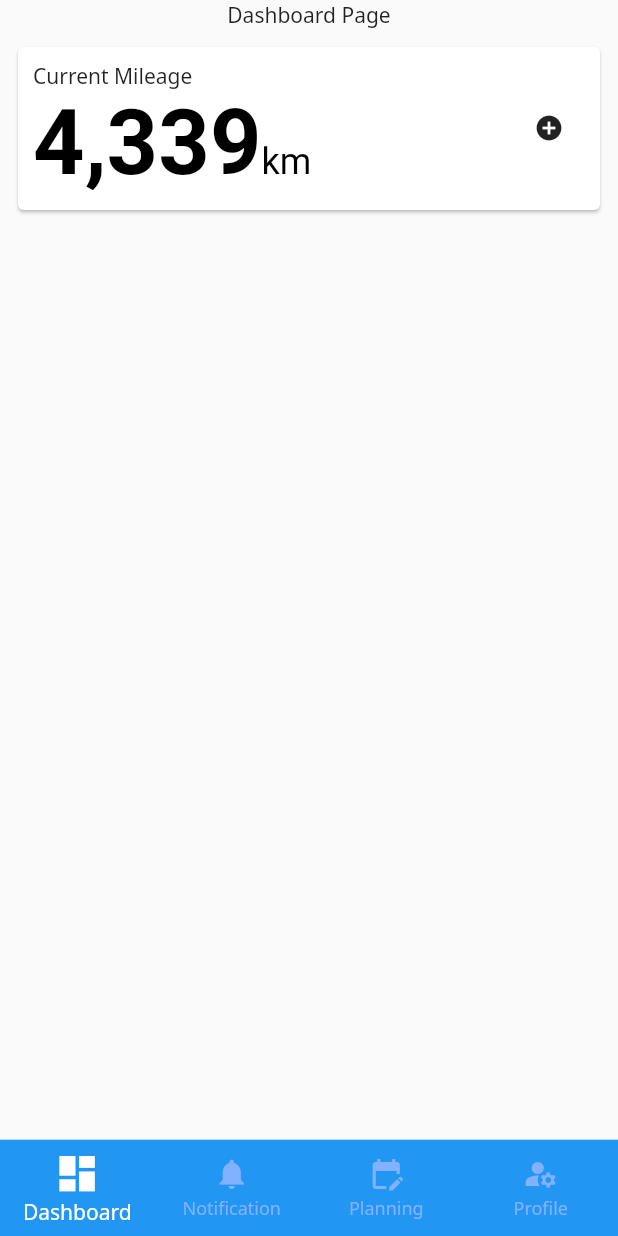
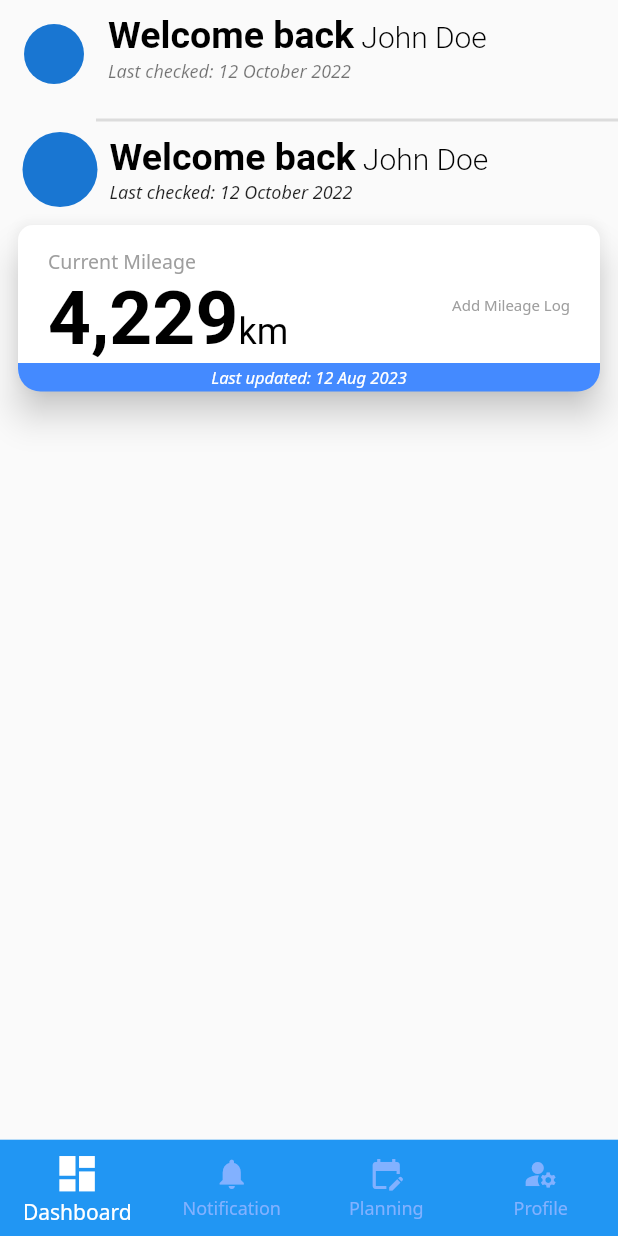
Before and after one commit to anasrul03/bike-care, a Flutter app: the screen it shows after launch, on a phone screen of 412 x 824 dp. Run offline on Flutter 3.47's test engine with Material 2 defaults, Android fonts, the phone set to English and light mode, and no system bars; our stand-ins replace bloc, equatable, flutter_bloc, go_router.

Commit message:
save commit

```diff
--- a/lib/src/config/presentation/utils/constants/strings.dart
+++ b/lib/src/config/presentation/utils/constants/strings.dart
@@ -8,5 +8,8 @@ const List<String> bottomNavigationBarItemsLabel = [
   'Profile'
 ];
 
+/// [DashboardPage] labelling strings
+const String greetingMessage = 'Welcome back';
+
 /// [MileageTrackingCard] labelling strings
 const String currentMileage = 'Current Mileage';
--- a/lib/src/config/presentation/views/bottom_navigation_bar_place_holder.dart
+++ b/lib/src/config/presentation/views/bottom_navigation_bar_place_holder.dart
@@ -80,6 +80,13 @@ class _BottomNavigationBarPlaceHolderState
         buildWhen: (previous, current) =>
             previous.bottomNavBarIndex != current.bottomNavBarIndex,
         builder: (context, state) {
+          return _buildBottomNavigationBar(
+              state, context, bottomNavigationItems, mContext);
+        },
+      );
+
+  Widget _buildBottomNavigationBar(RoutingState state, BuildContext context,
+      List<BottomNavigationBarRoute> bottomNavigationItems, mContext) {
     return BottomNavigationBar(
       onTap: (value) async {
         if (state.bottomNavBarIndex != value) {
@@ -101,6 +108,5 @@ class _BottomNavigationBarPlaceHolderState
       currentIndex: state.bottomNavBarIndex,
       type: BottomNavigationBarType.fixed,
     );
-        },
-      );
   }
+}
--- a/lib/src/config/presentation/views/dashboard_page.dart
+++ b/lib/src/config/presentation/views/dashboard_page.dart
@@ -1,3 +1,4 @@
+import 'package:bikecare/src/config/presentation/utils/constants/strings.dart';
 import 'package:bikecare/src/config/presentation/widgets/mileage_tracker_card.dart';
 import 'package:flutter/material.dart';
 
@@ -11,16 +12,84 @@ class DashboardPage extends StatefulWidget {
 class _DashboardPageState extends State<DashboardPage> {
   @override
   Widget build(BuildContext context) {
-    return const SafeArea(
+    return SafeArea(
       child: SingleChildScrollView(
         child: Column(
           mainAxisAlignment: MainAxisAlignment.center,
           children: <Widget>[
-            Text("Dashboard Page"),
-            MileageTrackingCard(),
+            ListTile(
+              minVerticalPadding: 0,
+              leading: CircleAvatar(),
+              title: _buildGreetingUser(),
+              subtitle: const Text(
+                'Last checked: 12 October 2022',
+                style: TextStyle(fontSize: 12, fontStyle: FontStyle.italic),
+              ),
+            ),
+            Divider(
+              indent: 64,
+              thickness: 2,
+            ),
+            _buildProfileWidget(),
+            const MileageTrackingCard(mileage: 4229),
           ],
         ),
       ),
     );
   }
+
+// TODO: add user's name after the Welcome message
+  Widget _buildProfileWidget() {
+    return Padding(
+      padding: EdgeInsets.symmetric(horizontal: 15.0),
+      child: Row(
+        mainAxisAlignment: MainAxisAlignment.start,
+        mainAxisSize: MainAxisSize.max,
+        children: [
+          CircleAvatar(
+            radius: 25,
+          ),
+          Padding(
+            padding: EdgeInsets.symmetric(horizontal: 8.0),
+            child: Column(
+              crossAxisAlignment: CrossAxisAlignment.start,
+              mainAxisAlignment: MainAxisAlignment.center,
+              children: [
+                _buildGreetingUser(),
+                const Text(
+                  'Last checked: 12 October 2022',
+                  style: TextStyle(fontSize: 12, fontStyle: FontStyle.italic),
+                )
+              ],
+            ),
+          )
+        ],
+      ),
+    );
+  }
+
+  Widget _buildGreetingUser() {
+    return RichText(
+      text: const TextSpan(
+        children: <TextSpan>[
+          TextSpan(
+            text: greetingMessage,
+            style: TextStyle(
+              color: Colors.black,
+              fontSize: 25,
+              fontWeight: FontWeight.w700,
+            ),
+          ),
+          TextSpan(
+            text: ' John Doe',
+            style: TextStyle(
+              color: Colors.black,
+              fontSize: 20,
+              fontWeight: FontWeight.w300,
+            ),
+          ),
+        ],
+      ),
+    );
+  }
 }
--- a/lib/src/config/presentation/widgets/mileage_tracker_card.dart
+++ b/lib/src/config/presentation/widgets/mileage_tracker_card.dart
@@ -1,50 +1,95 @@
 import 'package:bikecare/src/config/presentation/utils/constants/strings.dart';
 import 'package:flutter/material.dart';
+import 'package:intl/intl.dart';
 
 class MileageTrackingCard extends StatelessWidget {
-  const MileageTrackingCard({super.key});
+  final int mileage;
+  const MileageTrackingCard({super.key, required this.mileage});
 
   @override
   Widget build(BuildContext context) {
     return Container(
       margin: const EdgeInsets.all(8.0),
-      child: Card(
+      child: Stack(
+        alignment: Alignment.bottomCenter,
+        children: [
+          _buildCard(),
+          _buildLastUpdateBanner(),
+        ],
+      ),
+    );
+  }
+
+  Widget _buildLastUpdateBanner() {
+    return Container(
+      width: double.infinity,
+      margin: const EdgeInsets.symmetric(horizontal: 4),
+      padding: const EdgeInsets.symmetric(vertical: 2),
+      decoration: const BoxDecoration(
+        color: Colors.blueAccent,
+        borderRadius: BorderRadius.only(
+          bottomLeft: Radius.circular(15),
+          bottomRight: Radius.circular(15),
+        ),
+      ),
+      child: const Center(
+        child: Text(
+          'Last updated: 12 Aug 2023',
+          style: TextStyle(
+              color: Colors.white, fontSize: 11, fontStyle: FontStyle.italic),
+        ),
+      ),
+    );
+  }
+
+  Widget _buildCard() {
+    return Card(
+      elevation: 10,
+      shape: RoundedRectangleBorder(borderRadius: BorderRadius.circular(10)),
       child: Padding(
-          padding: const EdgeInsets.all(10.0),
+        padding: const EdgeInsets.symmetric(horizontal: 20, vertical: 15),
         child: Row(
+          mainAxisSize: MainAxisSize.max,
           mainAxisAlignment: MainAxisAlignment.spaceBetween,
           children: <Widget>[
             Column(
               mainAxisAlignment: MainAxisAlignment.center,
               crossAxisAlignment: CrossAxisAlignment.start,
+              mainAxisSize: MainAxisSize.max,
               children: <Widget>[
-                  const Text(currentMileage),
-                  _buildRichText()
+                const Text(
+                  currentMileage,
+                  style: TextStyle(fontSize: 13, color: Colors.grey),
+                ),
+                _buildRichText(),
               ],
             ),
-              IconButton(
-                  onPressed: () {},
-                  icon: const Icon(
-                    Icons.add_circle,
-                    size: 20,
-                  ))
+            const Row(
+              mainAxisAlignment: MainAxisAlignment.center,
+              children: [
+                Text(
+                  'Add Mileage Log',
+                  style: TextStyle(fontSize: 10, color: Colors.grey),
+                ),
+
               ],
             ),
+          ],
         ),
       ),
     );
   }
 
-  RichText _buildRichText() {
+  Widget _buildRichText() {
     return RichText(
-      text: const TextSpan(
+      text: TextSpan(
         children: <TextSpan>[
           TextSpan(
-            text: '4,339',
-            style: TextStyle(
-                color: Colors.black, fontSize: 60, fontWeight: FontWeight.w700),
+            text: _setToDecimalPattern(mileage),
+            style: const TextStyle(
+                color: Colors.black, fontSize: 50, fontWeight: FontWeight.w700),
           ),
-          TextSpan(
+          const TextSpan(
             text: 'km',
             style: TextStyle(color: Colors.black, fontSize: 24),
           ),
@@ -52,4 +97,7 @@ class MileageTrackingCard extends StatelessWidget {
       ),
     );
   }
+
+  String _setToDecimalPattern(int mileage) =>
+      NumberFormat.decimalPattern().format(mileage);
 }
--- a/pubspec.yaml
+++ b/pubspec.yaml
@@ -41,6 +41,7 @@ dependencies:
   flutter_bloc: ^8.1.3
   mockito: ^5.4.2
   build_runner: ^2.4.6
+  intl: ^0.18.1
 
 dev_dependencies:
   flutter_test:
```
Also changed, not shown: 1 other file. Lines whose indentation alone changed are shown as unchanged.
